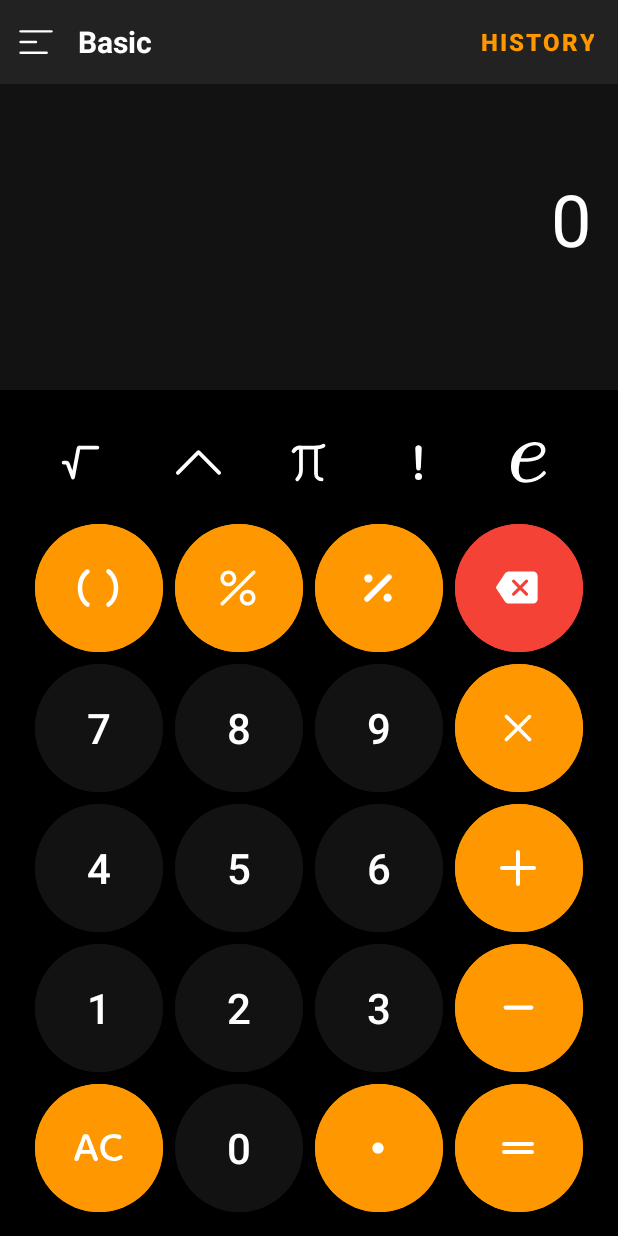
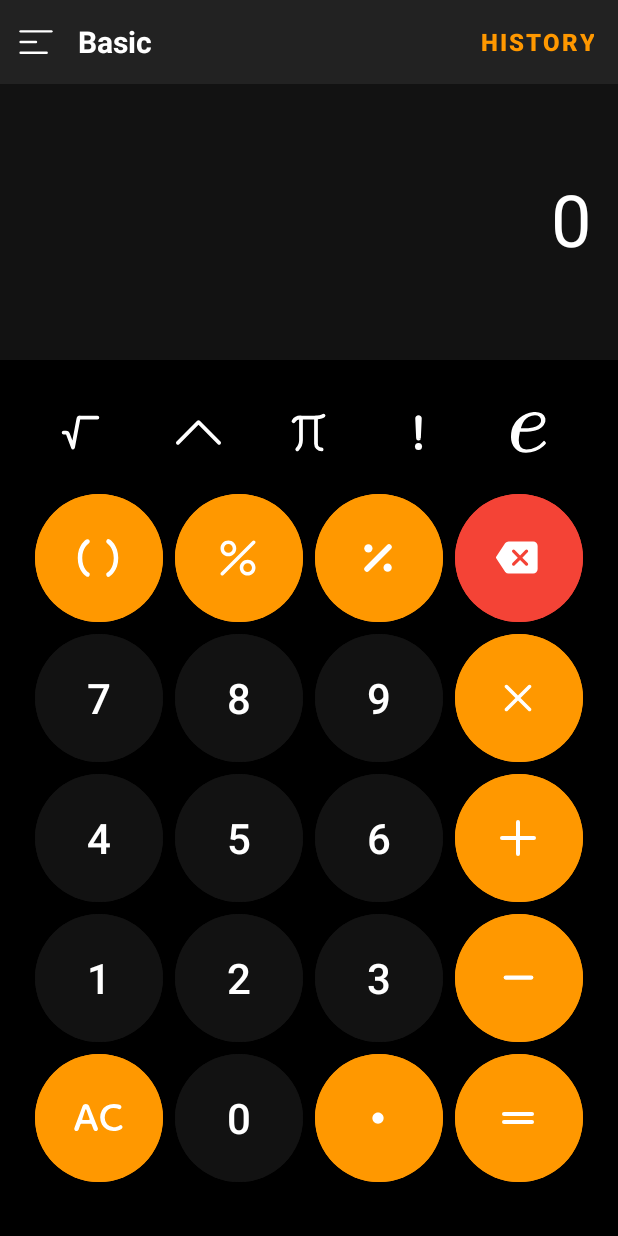
Before and after one commit to shaadowapp/1calculator, an Android app: the screen it shows after launch (MainActivity), on a phone screen of 412 x 824 dp. Run offline under Robolectric (Android 15) with nearby library versions, the phone set to English and light mode, and no system bars.

Commit message:
added padding from bottom

```diff
--- a/app/src/main/res/layout/activity_main.xml
+++ b/app/src/main/res/layout/activity_main.xml
@@ -22,7 +22,7 @@
             android:layout_height="48dp"
             android:background="@android:color/transparent"
             android:src="@drawable/ic_menu"
-            android:contentDescription="Menu" />
+            android:contentDescription="@string/menu_text_desc" />
 
         <TextView
             android:id="@+id/basic_screen_name"
@@ -58,7 +58,8 @@
         android:layout_height="wrap_content"
         android:orientation="vertical"
         android:background="#121212"
-        android:padding="18dp">
+        android:padding="18dp"
+        android:paddingBottom="32dp">
 
         <TextView
             android:id="@+id/solution_tv"
@@ -453,7 +454,8 @@
             android:layout_width="match_parent"
             android:layout_height="wrap_content"
             android:gravity="center"
-            android:orientation="horizontal">
+            android:orientation="horizontal"
+            android:paddingBottom="20dp">
 
             <com.google.android.material.button.MaterialButton
                 android:id="@+id/button_ac"
--- a/app/src/main/res/values/strings.xml
+++ b/app/src/main/res/values/strings.xml
@@ -53,4 +53,5 @@
     <string name="search_history_text_placeholder">Search history...</string>
     <string name="no_history_found_text">No history found</string>
     <string name="search_1calculator_text_placeholder">Search 1Calculator</string>
+    <string name="menu_text_desc">Menu</string>
 </resources>
```
